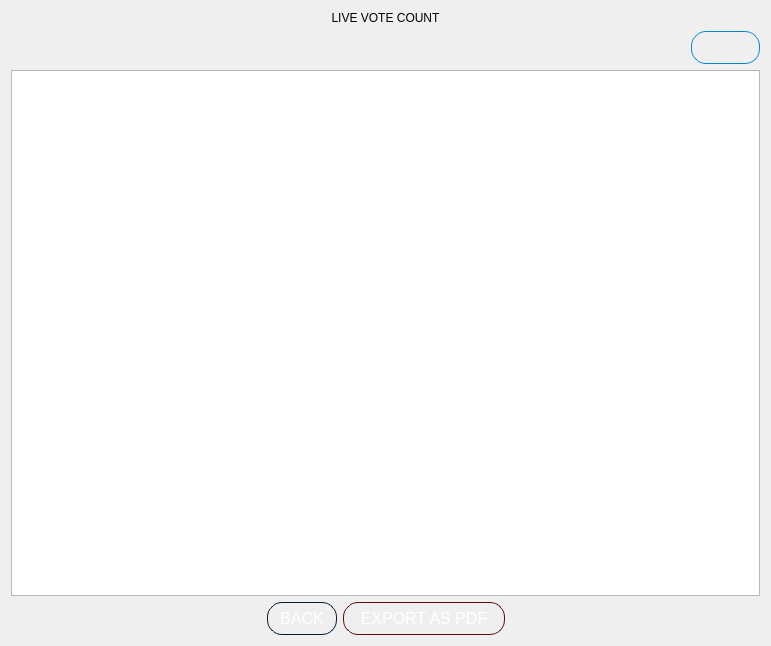
The window that VVM/reportsnresults.ui (GuisadongManok/PolliTech-VVM) describes before a commit, drawn with Qt 5.
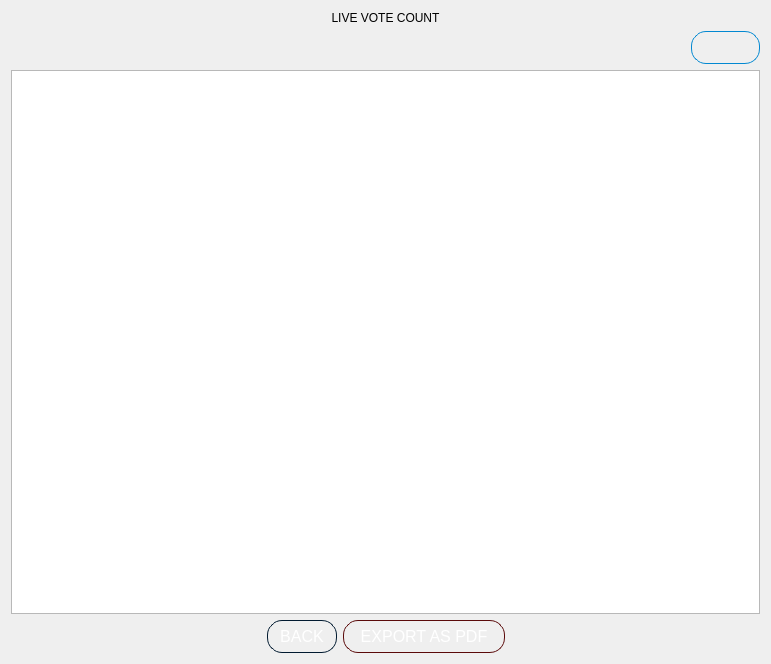
The same window after the commit. Icons and pictures are not drawn.

```diff
--- a/VVM/reportsnresults.ui
+++ b/VVM/reportsnresults.ui
@@ -7,7 +7,7 @@
     <x>0</x>
     <y>0</y>
     <width>769</width>
-    <height>646</height>
+    <height>664</height>
    </rect>
   </property>
   <property name="windowTitle">
```
